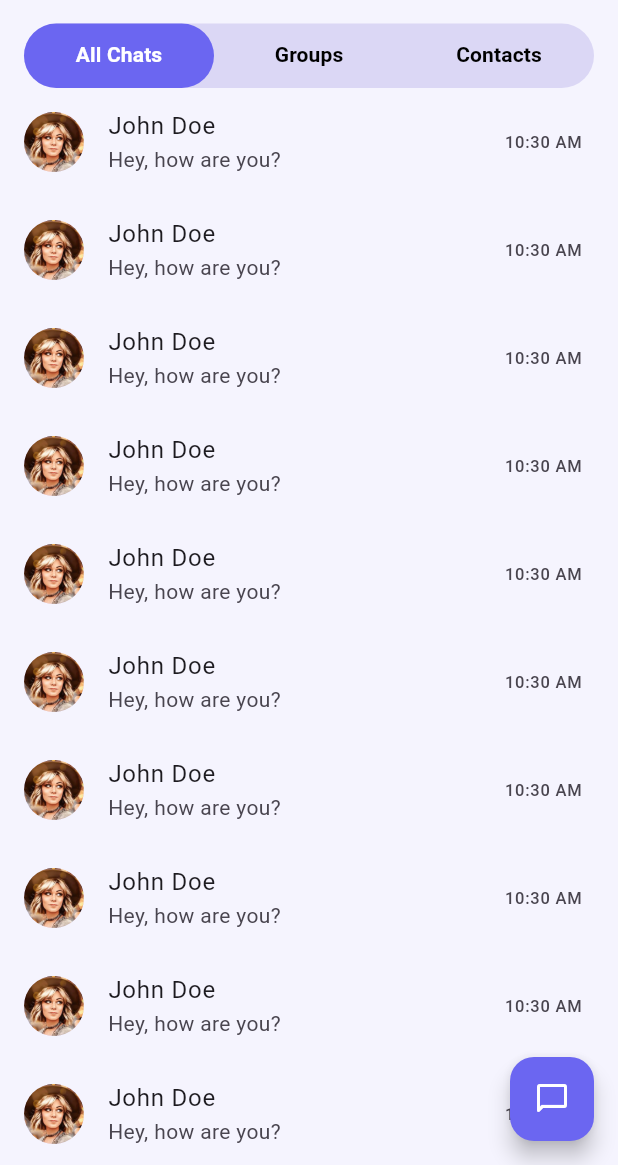
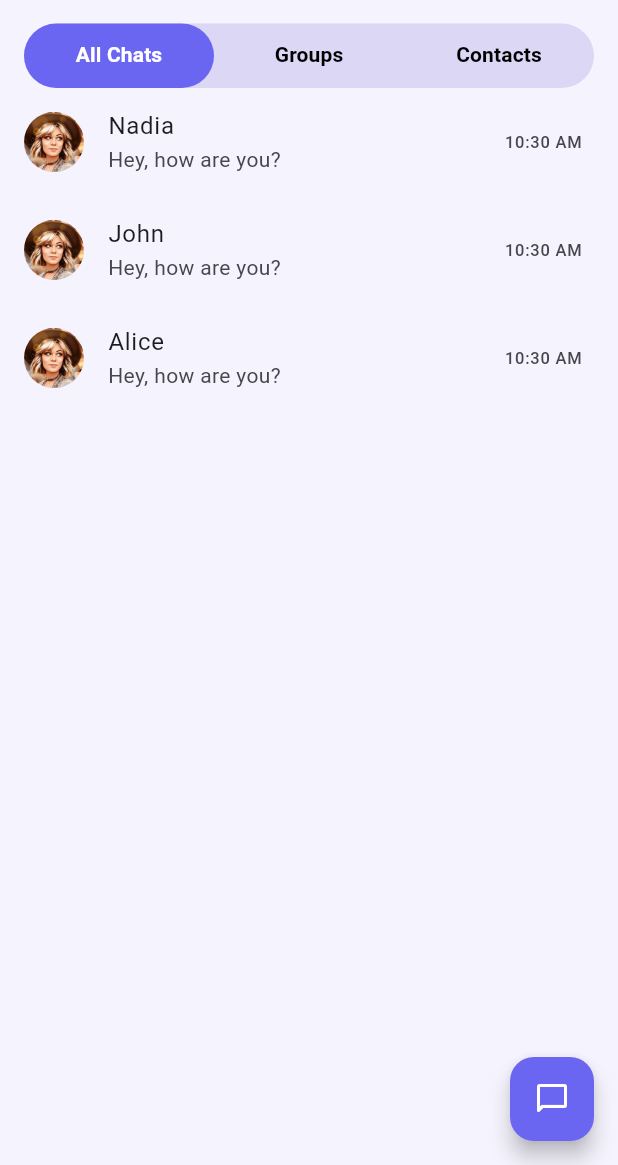
Before and after one commit to sohasara/Chatting-App, a Flutter app: the screen it shows after launch, on a phone screen of 412 x 824 dp, the part 71-1236 px from its top. Run offline on Flutter 3.47's test engine with Material 3 defaults, Android fonts, the light colour scheme and no system bars; our stand-ins replace flutter_riverpod.

Commit message:
Update ChatListScreen: Use dynamic personList for item count and names

```diff
--- /dev/null
+++ b/lib/features/chat/data/person_data.dart
@@ -0,0 +1,5 @@
+List personList = [
+  {"name": "Nadia", "image": "", "isOnline": true},
+  {"name": "John", "image": "", "isOnline": false},
+  {"name": "Alice", "image": "", "isOnline": true},
+];
--- a/lib/features/chat/presentation/home/personList.dart
+++ b/lib/features/chat/presentation/home/personList.dart
@@ -1,5 +1,6 @@
 // ignore_for_file: file_names
 
+import 'package:chatting_application/features/chat/data/person_data.dart';
 import 'package:flutter/material.dart';
 
 import '../chat_page/chatpage.dart';
@@ -10,13 +11,13 @@ class ChatListScreen extends StatelessWidget {
   @override
   Widget build(BuildContext context) {
     return ListView.builder(
-      itemCount: 10, // Example item count
+      itemCount: personList.length, // Example item count
       itemBuilder: (context, index) {
         return ListTile(
           leading: CircleAvatar(
             backgroundImage: AssetImage('assets/profle.jpeg'),
           ),
-          title: Text('John Doe'),
+          title: Text(personList[index]["name"]),
           subtitle: Text('Hey, how are you?'),
           trailing: Text('10:30 AM'),
           onTap: () {
```
